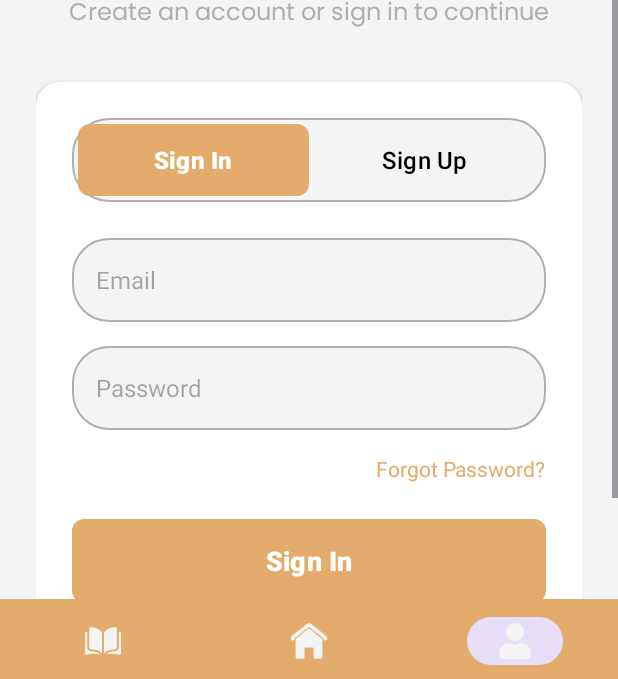
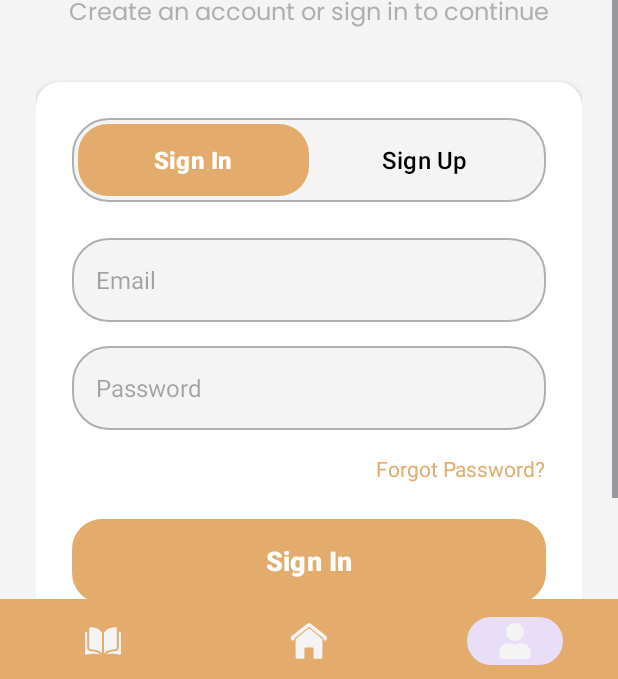
Before and after one commit to biyangg/BatiBookFinal, an Android app: the screen it shows after launch (MainActivity), item 3 of the bottom bar chosen, on a phone screen of 412 x 824 dp. Shown: the part 517-1196 px from the top of the screen. Run offline under Robolectric (Android 15) with nearby library versions, the phone set to English and light mode, and no system bars; our stand-ins replace Firebase (no records; nobody signed in at launch, a user with empty details on screens opened directly).

Commit message:
added a new file

```diff
--- a/app/src/main/res/drawable/button_primary.xml
+++ b/app/src/main/res/drawable/button_primary.xml
@@ -2,5 +2,5 @@
 <shape xmlns:android="http://schemas.android.com/apk/res/android"
     android:shape="rectangle">
     <solid android:color="@color/golden_sand" />
-    <corners android:radius="8dp" />
+    <corners android:radius="20dp" />
 </shape>
```
Also changed, not shown: app/src/main/java/com/abakada/batibooktwo/StoryReaderActivity.kt (line endings or trailing spaces), app/src/main/res/layout/activity_story_reader.xml (line endings or trailing spaces).
